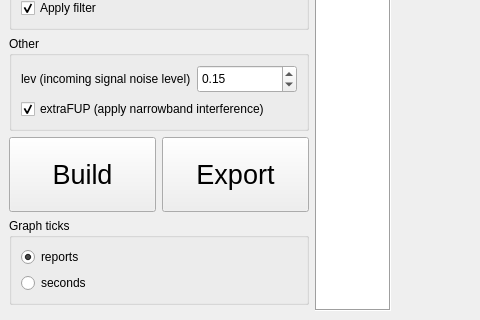
This is SyncGraph.ui in salmanchik1/SyncGraph as Qt 5 draws it before an edit; both pictures show x 0 to 480 and y 576 to 896 of the 1024 by 896 pixel window. The edited form follows.
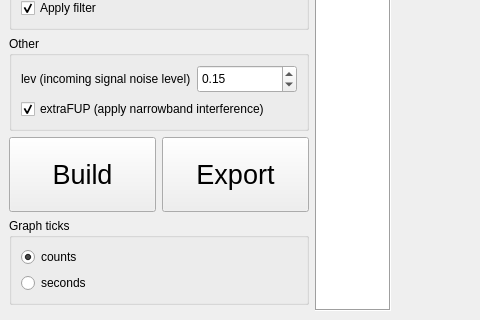
This is the edited form.

Commit message: Reports > Counts

Patch:
```diff
--- a/SyncGraph.ui
+++ b/SyncGraph.ui
@@ -478,7 +478,7 @@
         <item>
          <widget class="QRadioButton" name="reportsRadioButton">
           <property name="text">
-           <string>reports</string>
+           <string>counts</string>
           </property>
           <property name="checked">
            <bool>true</bool>
```
Left out of the diff: 2 changed lines with no effect on the pictures. The commit also changes 2 other files.
